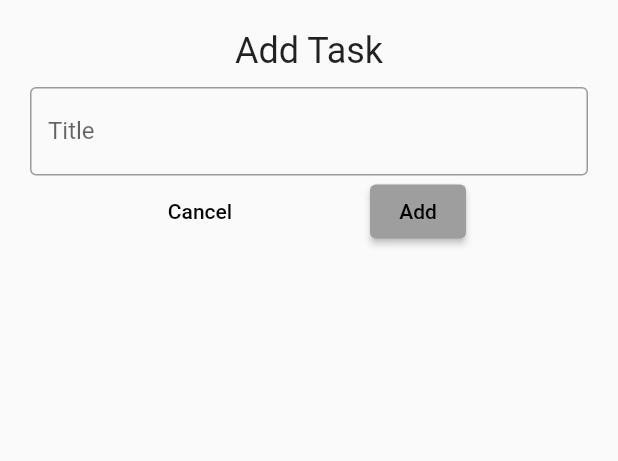
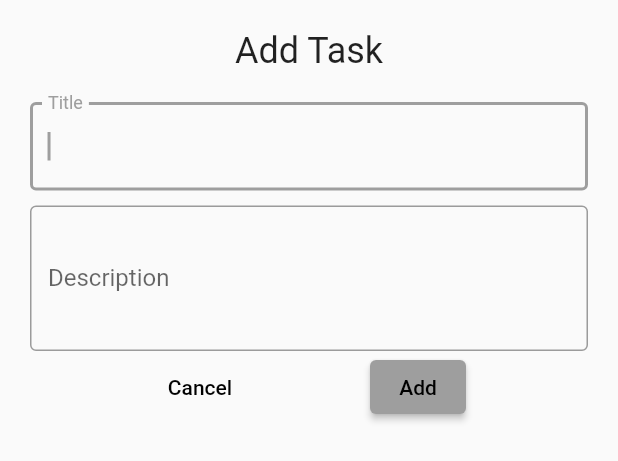
Before and after one commit to voratham/tasks_app, a Flutter app: the AddTaskScreen widget shown alone on an empty page, opened directly, on a phone screen of 412 x 824 dp. Shown: the top 461 px of the screen. Run offline on Flutter 3.47's test engine with Material 2 defaults, Android fonts, the phone set to English and light mode, and no system bars; our stand-ins replace bloc, equatable, flutter_bloc, hydrated_bloc.

```diff
--- a/lib/bloc/tasks_bloc/tasks_bloc.dart
+++ b/lib/bloc/tasks_bloc/tasks_bloc.dart
@@ -35,13 +35,11 @@ class TasksBloc extends HydratedBloc<TasksEvent, TasksState> {
     task.isDone == false
         ? {
             pendingTasks = List.from(pendingTasks)..remove(task),
-            completedTasks = List.from(completedTasks)
-              ..insert(0, task.copyWith(isDone: true))
+            completedTasks.insert(0, task.copyWith(isDone: true))
           }
         : {
             completedTasks = List.from(completedTasks)..remove(task),
-            pendingTasks = List.from(pendingTasks)
-              ..insert(0, task.copyWith(isDone: false))
+            pendingTasks.insert(0, task.copyWith(isDone: false))
           };
 
     emit(TasksState(
--- a/lib/main.dart
+++ b/lib/main.dart
@@ -11,7 +11,6 @@ void main() async {
 
   final storage = await HydratedStorage.build(
       storageDirectory: await getApplicationDocumentsDirectory());
-
   HydratedBlocOverrides.runZoned(
     () => runApp(MyApp(
       appRouter: AppRouter(),
--- a/lib/models/task.dart
+++ b/lib/models/task.dart
@@ -1,12 +1,16 @@
 import 'package:equatable/equatable.dart';
 
+// ignore: must_be_immutable
 class Task extends Equatable {
   final String id;
   final String title;
+  final String description;
   bool? isDone;
   bool? isDeleted;
+
   Task({
     required this.title,
+    required this.description,
     required this.id,
     this.isDone,
     this.isDeleted,
@@ -19,6 +23,7 @@ class Task extends Equatable {
   List<Object?> get props => [
         id,
         title,
+        description,
         isDeleted,
         isDone,
       ];
@@ -26,12 +31,14 @@ class Task extends Equatable {
   Task copyWith({
     String? id,
     String? title,
+    String? description,
     bool? isDone,
     bool? isDeleted,
   }) {
     return Task(
       id: id ?? this.id,
       title: title ?? this.title,
+      description: description ?? this.description,
       isDone: isDone ?? this.isDone,
       isDeleted: isDeleted ?? this.isDeleted,
     );
@@ -41,6 +48,7 @@ class Task extends Equatable {
     return <String, dynamic>{
       'id': id,
       'title': title,
+      'description': description,
       'isDone': isDone,
       'isDeleted': isDeleted,
     };
@@ -50,6 +58,7 @@ class Task extends Equatable {
     return Task(
       id: map['id'] as String,
       title: map['title'] as String,
+      description: map['description'] as String,
       isDone: map['isDone'] != null ? map['isDone'] as bool : null,
       isDeleted: map['isDeleted'] != null ? map['isDeleted'] as bool : null,
     );
--- a/lib/screens/add_task_screen.dart
+++ b/lib/screens/add_task_screen.dart
@@ -12,6 +12,7 @@ class AddTaskScreen extends StatelessWidget {
   @override
   Widget build(BuildContext context) {
     TextEditingController titleController = TextEditingController();
+    TextEditingController descriptionController = TextEditingController();
     return Container(
       padding: const EdgeInsets.all(20.0),
       child: Column(
@@ -23,10 +24,22 @@ class AddTaskScreen extends StatelessWidget {
           const SizedBox(
             height: 10,
           ),
+          Padding(
+            padding: const EdgeInsets.only(top: 10, bottom: 10),
+            child: TextField(
+              autofocus: true,
+              controller: titleController,
+              decoration: const InputDecoration(
+                  label: Text("Title"), border: OutlineInputBorder()),
+            ),
+          ),
           TextField(
-            controller: titleController,
+            controller: descriptionController,
+            autofocus: true,
+            minLines: 3,
+            maxLines: 5,
             decoration: const InputDecoration(
-                label: Text("Title"), border: OutlineInputBorder()),
+                label: Text("Description"), border: OutlineInputBorder()),
           ),
           Row(
             mainAxisAlignment: MainAxisAlignment.spaceEvenly,
@@ -39,7 +52,9 @@ class AddTaskScreen extends StatelessWidget {
               ElevatedButton(
                   onPressed: () {
                     var task = Task(
-                        id: GUIDGen.generate(), title: titleController.text);
+                        id: GUIDGen.generate(),
+                        title: titleController.text,
+                        description: descriptionController.text);
                     context.read<TasksBloc>().add(AddTask(task: task));
                     Navigator.pop(context);
                   },
--- a/lib/screens/tabs_screen.dart
+++ b/lib/screens/tabs_screen.dart
@@ -26,6 +26,7 @@ class _TabsScreenState extends State<TabsScreen> {
   void _addTask(BuildContext context) {
     showModalBottomSheet(
         context: context,
+        isScrollControlled: true,
         builder: ((context) {
           return SingleChildScrollView(
             child: Container(
--- a/pubspec.yaml
+++ b/pubspec.yaml
@@ -15,6 +15,7 @@ dependencies:
     sdk: flutter
   flutter_bloc: ^8.1.1
   hydrated_bloc: ^8.1.0
+  intl: ^0.17.0
   path_provider: ^2.0.11
 
 dev_dependencies:
```
Also changed, not shown: lib/widgets/task_tile.dart (+61 -5 lines), lib/widgets/tasks_list.dart (+22 -6 lines), pubspec.lock.
